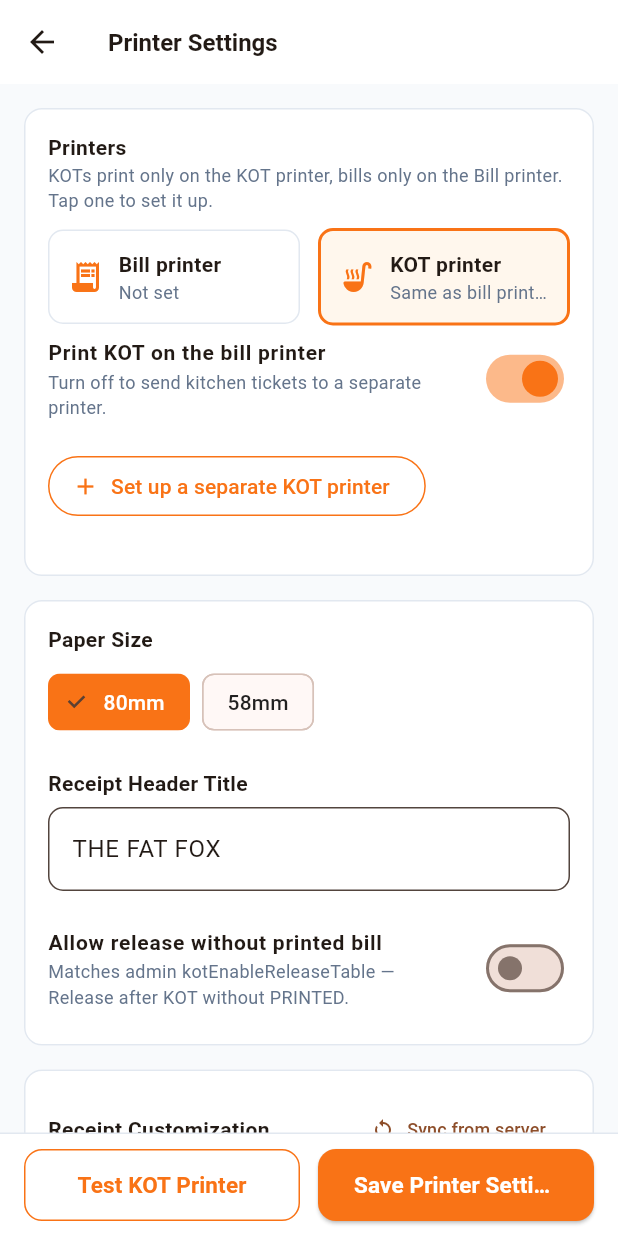
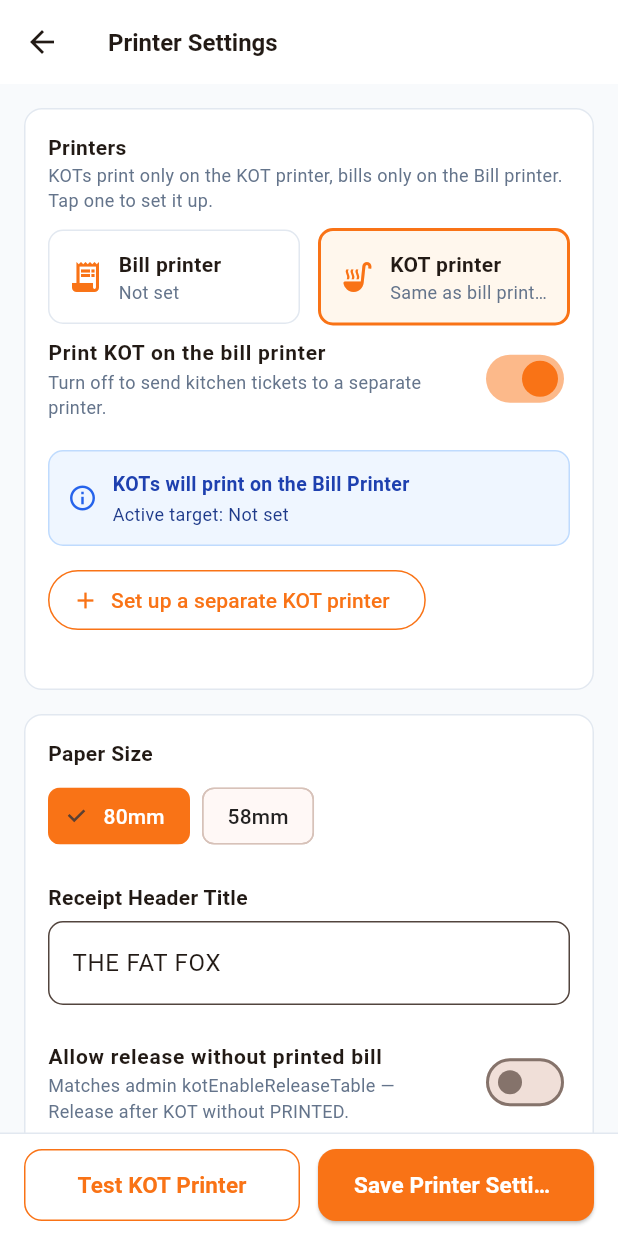
Before and after one commit to Gagan-k0/dininapk, a Flutter app: the PrinterSettingsScreen screen opened by its route, after a tap on "KOT printer", on a phone screen of 412 x 824 dp. Run offline on Flutter 3.47's test engine with Material 3 defaults, Android fonts, the phone set to English and light mode, and no system bars; our stand-ins replace permission_handler, shared_preferences; missing offline and left inert: esc_pos_utils, network_info_plus, print_bluetooth_thermal; accounts and stored records are empty; network calls fail.

Commit message:
feat(pos): implement dynamic KOT category auto-cut, printer slot sync & scroll optimizations

```diff
--- a/lib/views/pos/food_categories_screen.dart
+++ b/lib/views/pos/food_categories_screen.dart
@@ -499,9 +499,7 @@ class _FoodCategoriesScreenState extends State<FoodCategoriesScreen> {
                     )
               : GridView.builder(
                   controller: _menuScrollController,
-                  physics: const BouncingScrollPhysics(
-                    parent: AlwaysScrollableScrollPhysics(),
-                  ),
+                  physics: const AlwaysScrollableScrollPhysics(),
                   padding: const EdgeInsets.fromLTRB(10, 6, 10, 88),
                   gridDelegate:
                       const SliverGridDelegateWithMaxCrossAxisExtent(
@@ -540,6 +538,7 @@ class _FoodCategoriesScreenState extends State<FoodCategoriesScreen> {
     final inCart = cartIds.contains(item.id);
 
     return PosMenuTile(
+      key: ValueKey(item.id),
       label: item.label,
       shortCode: item.shortCode,
       attribute: item.attribute,
--- a/lib/views/settings/printer_settings_screen.dart
+++ b/lib/views/settings/printer_settings_screen.dart
@@ -21,6 +21,12 @@ class _PrinterSlot {
   String btName = '';
   String usbId = '';
   String usbName = '';
+
+  bool get isConfigured {
+    if (type == 'Bluetooth') return btMac.isNotEmpty;
+    if (type == 'USB') return usbId.isNotEmpty;
+    return ip.text.trim().isNotEmpty;
+  }
 
   void dispose() {
     ip.dispose();
@@ -118,6 +124,9 @@ class _PrinterSettingsScreenState extends State<PrinterSettingsScreen> {
         slot.usbName = prefs.getString('${p}printer_usb_name') ?? '';
       }
       _kotSameAsBill = prefs.getBool(ReceiptPrefs.kotSameAsBillKey) ?? true;
+      if (_kotSameAsBill || !_slots[PrinterRole.kot]!.isConfigured) {
+        _copySlot(_slots[PrinterRole.bill]!, _slots[PrinterRole.kot]!);
+      }
       _paperSizeExplicit = savedPaper != null;
       _paperSize = savedPaper ?? _defaultPaperSizeFor(_slots[PrinterRole.bill]!.type);
       _headerController.text =
@@ -128,6 +137,16 @@ class _PrinterSettingsScreenState extends State<PrinterSettingsScreen> {
       _receiptBaseline = jsonEncode(receipt.toJson());
       _lastSynced = syncedAt;
     });
+  }
+
+  void _copySlot(_PrinterSlot src, _PrinterSlot dest) {
+    dest.type = src.type;
+    dest.ip.text = src.ip.text;
+    dest.port.text = src.port.text;
+    dest.btMac = src.btMac;
+    dest.btName = src.btName;
+    dest.usbId = src.usbId;
+    dest.usbName = src.usbName;
   }
 
   Future<void> _persistSettings() async {
@@ -150,6 +169,9 @@ class _PrinterSettingsScreenState extends State<PrinterSettingsScreen> {
     await prefs.setString('printer_paper', _paperSize);
     await prefs.setString('printer_header', _headerController.text.trim());
     await prefs.setBool('kot_enable_release_table', _kotEnableReleaseTable);
+
+    // Invalidate in-memory cache so all app services instantly pick up changes
+    ReceiptPrefs.invalidateCache();
   }
 
   /// Pulls the SAME `receipt_settings` the admin exe/website edit. Only
@@ -316,6 +338,9 @@ class _PrinterSettingsScreenState extends State<PrinterSettingsScreen> {
         slot.type = 'Bluetooth';
         slot.btMac = printer.macAddress ?? '';
         slot.btName = printer.displayName;
+      }
+      if (_editing == PrinterRole.bill && _kotSameAsBill) {
+        _copySlot(_slots[PrinterRole.bill]!, _slots[PrinterRole.kot]!);
       }
       if (_editing == PrinterRole.bill && !_paperSizeExplicit) {
         _paperSize = _defaultPaperSizeFor(slot.type);
@@ -567,6 +592,9 @@ class _PrinterSettingsScreenState extends State<PrinterSettingsScreen> {
                 : (v) => setState(() {
                       _kotSameAsBill = v;
                       _discovered = [];
+                      if (v) {
+                        _copySlot(_slots[PrinterRole.bill]!, _slots[PrinterRole.kot]!);
+                      }
                     }),
           ),
         const SizedBox(height: 12),
@@ -983,10 +1011,51 @@ class _PrinterSettingsScreenState extends State<PrinterSettingsScreen> {
             _card(Column(crossAxisAlignment: CrossAxisAlignment.start, children: [
             _buildPrinterAssignment(busy),
             if (_kotFollowsBill)
-              // The switch alone read as "KOT printer can't be chosen" — offer the way out.
               Padding(
                 padding: const EdgeInsets.only(bottom: 20),
-                child: OutlinedButton.icon(
+                child: Column(
+                  crossAxisAlignment: CrossAxisAlignment.start,
+                  children: [
+                    Container(
+                      width: double.infinity,
+                      padding: const EdgeInsets.all(12),
+                      decoration: BoxDecoration(
+                        color: const Color(0xFFEFF6FF),
+                        borderRadius: BorderRadius.circular(10),
+                        border: Border.all(color: const Color(0xFFBFDBFE)),
+                      ),
+                      child: Row(
+                        children: [
+                          const Icon(Icons.info_outline, color: Color(0xFF2563EB), size: 20),
+                          const SizedBox(width: 10),
+                          Expanded(
+                            child: Column(
+                              crossAxisAlignment: CrossAxisAlignment.start,
+                              children: [
+                                const Text(
+                                  'KOTs will print on the Bill Printer',
+                                  style: TextStyle(
+                                    fontWeight: FontWeight.bold,
+                                    fontSize: 13,
+                                    color: Color(0xFF1E40AF),
+                                  ),
+                                ),
+                                const SizedBox(height: 2),
+                                Text(
+                                  'Active target: ${_describe(PrinterRole.bill)}',
+                                  style: const TextStyle(
+                                    fontSize: 12,
+                                    color: Color(0xFF1E3A8A),
+                                  ),
+                                ),
+                              ],
+                            ),
+                          ),
+                        ],
+                      ),
+                    ),
+                    const SizedBox(height: 12),
+                    OutlinedButton.icon(
                       onPressed: busy
                           ? null
                           : () => setState(() {
@@ -999,6 +1068,8 @@ class _PrinterSettingsScreenState extends State<PrinterSettingsScreen> {
                         foregroundColor: const Color(0xFFF97316),
                         side: const BorderSide(color: Color(0xFFF97316)),
                       ),
+                    ),
+                  ],
                 ),
               )
             else
--- a/lib/widgets/pos_category_rail.dart
+++ b/lib/widgets/pos_category_rail.dart
@@ -72,9 +72,7 @@ class PosCategoryRail extends StatelessWidget {
               ),
             Expanded(
               child: ListView.builder(
-                physics: const BouncingScrollPhysics(
-                  parent: AlwaysScrollableScrollPhysics(),
-                ),
+                physics: const AlwaysScrollableScrollPhysics(),
                 padding: EdgeInsets.fromLTRB(
                   collapsed ? 6 : 8,
                   0,
```
Also changed, not shown: lib/models/menu_model.dart (+30 -6 lines), lib/providers/pos_provider.dart (+25 -6 lines), lib/services/thermal_printer_service.dart (+53 -8 lines), lib/views/tables/dinein_table_screen.dart (+44 -41 lines). Lines whose indentation alone changed are shown as unchanged.
